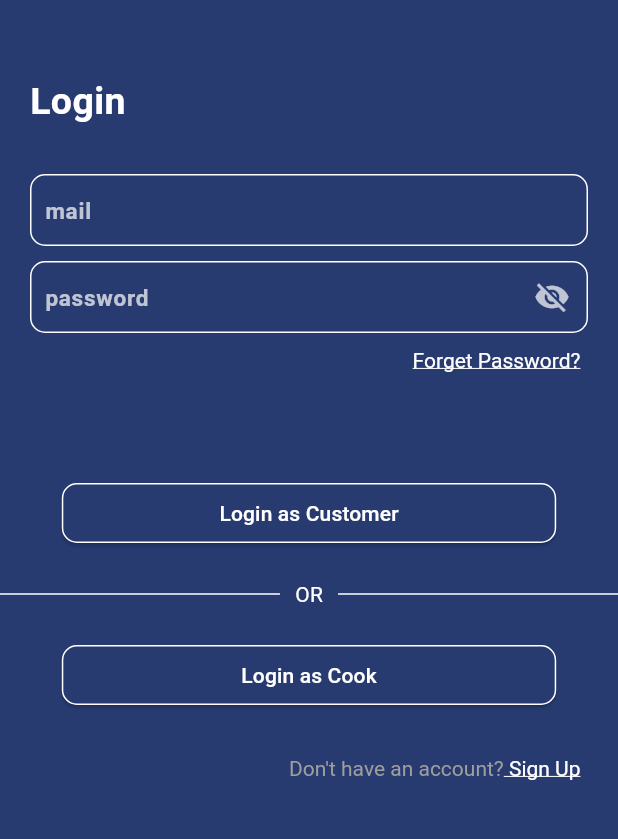
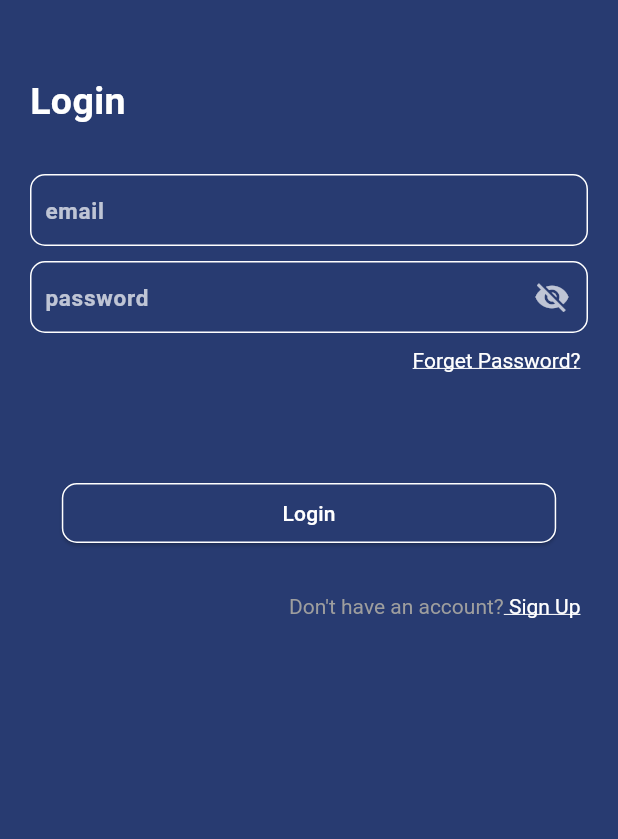
Before and after one commit to JanaviMahadik/khanawal_app, a Flutter app: the screen it shows after launch, on a phone screen of 412 x 824 dp, the part 309-1148 px from its top. Run offline on Flutter 3.47's test engine with Material 3 defaults, Android fonts, the phone set to English and light mode, and no system bars; drawn by our look-alikes of snippet_coder_utils; our stand-ins replace cloud_firestore, file_picker, firebase_auth, firebase_core, firebase_storage; accounts and stored records are empty.

Commit message:
made changes so the user dont logs out automatically and updated the login page to remove the two boxes(sign in as customer/cook) and kept only one single button for the task, updated the register page to allow users to select a role(cook/customer) in the beginning itself and associate that email to that role only

```diff
--- a/lib/login_page.dart
+++ b/lib/login_page.dart
@@ -2,6 +2,7 @@ import 'package:firebase_auth/firebase_auth.dart';
 import 'package:flutter/cupertino.dart';
 import 'package:flutter/gestures.dart';
 import 'package:flutter/material.dart';
+import 'package:cloud_firestore/cloud_firestore.dart';
 import 'package:snippet_coder_utils/FormHelper.dart';
 import 'package:snippet_coder_utils/ProgressHUD.dart';
 import 'package:snippet_coder_utils/hex_color.dart';
@@ -16,9 +17,8 @@ class LoginPage extends StatefulWidget {
 class _LoginPageState extends State<LoginPage> {
   bool isAPIcallProcess = false;
   bool hidePassword = true;
-  String selectedRole = "Customer";
   GlobalKey<FormState> globalformkey = GlobalKey<FormState>();
-  String? username;
+  String? email;
   String? password;
 
   Future<void> _loginUser() async {
@@ -31,43 +31,64 @@ class _LoginPageState extends State<LoginPage> {
 
       try {
         UserCredential userCredential = await FirebaseAuth.instance.signInWithEmailAndPassword(
-          email: username!,
+          email: email!,
           password: password!,
         );
 
         if (userCredential.user != null) {
-          if (selectedRole == "Customer") {
+
+          String role = await _getUserRole(userCredential.user!.uid);
+
+          if (role == "customer") {
             Navigator.pushReplacementNamed(context, "/customer_home");
+          } else if (role == "cook") {
+            Navigator.pushReplacementNamed(context, "/cook_home");
           } else {
-            Navigator.pushReplacementNamed(context, "/cook_home");
-          }
-        } else {
-          // Show error if login fails (though unlikely with Firebase)
+
             FormHelper.showSimpleAlertDialog(
               context,
               "Khanawal",
-            "Invalid username or password",
+              "Unknown user role",
               "OK",
                   () {
                 Navigator.of(context).pop();
               },
             );
           }
+        }
       } on FirebaseAuthException catch (e) {
-        // Handle FirebaseAuth exceptions
+
+        String errorMessage;
         if (e.code == 'user-not-found') {
-          print('No user found for that email.');
+          errorMessage = 'No user found for that email.';
         } else if (e.code == 'wrong-password') {
-          print('Wrong password provided for that user.');
+          errorMessage = 'Wrong password provided for that user.';
         } else {
-          print(e.toString());
+          errorMessage = e.toString();
         }
+        FormHelper.showSimpleAlertDialog(
+          context,
+          "Khanawal",
+          errorMessage,
+          "OK",
+              () {
+            Navigator.of(context).pop();
+          },
+        );
       } finally {
         setState(() {
           isAPIcallProcess = false;
         });
       }
     }
+  }
+
+  Future<String> _getUserRole(String uid) async {
+    DocumentSnapshot userDoc = await FirebaseFirestore.instance.collection('users').doc(uid).get();
+    if (userDoc.exists && userDoc['role'] != null) {
+      return userDoc['role'] as String;
+    }
+    return 'unknown';
   }
 
   Future<void> _resetPassword() async {
@@ -89,7 +110,7 @@ class _LoginPageState extends State<LoginPage> {
                     await FirebaseAuth.instance.sendPasswordResetEmail(
                       email: emailController.text,
                     );
-                    Navigator.of(context).pop(); // Close the initial dialog
+                    Navigator.of(context).pop();
                     await showDialog(
                       context: context,
                       builder: (context) {
@@ -99,7 +120,7 @@ class _LoginPageState extends State<LoginPage> {
                           actions: [
                             TextButton(
                               onPressed: () {
-                                Navigator.of(context).pop(); // Close the confirmation dialog
+                                Navigator.of(context).pop();
                               },
                               child: Text('OK'),
                             ),
@@ -119,7 +140,6 @@ class _LoginPageState extends State<LoginPage> {
       },
     );
   }
-
 
   @override
   Widget build(BuildContext context) {
@@ -195,15 +215,15 @@ class _LoginPageState extends State<LoginPage> {
           FormHelper.inputFieldWidget(
             context,
             '\ue7fd',
-            "mail",
+            "email",
                 (onValidateVal) {
               if (onValidateVal.isEmpty) {
-                return "Enter Mail";
+                return "Enter Email";
               }
               return null;
             },
                 (onSavedVal) {
-              username = onSavedVal;
+              email = onSavedVal;
             },
             borderFocusColor: Colors.white,
             prefixIconColor: Colors.white,
@@ -280,18 +300,13 @@ class _LoginPageState extends State<LoginPage> {
           ),
           Center(
             child: SizedBox(
-              width: MediaQuery.of(context).size.width * 0.8, // Set width for the button
+              width: MediaQuery.of(context).size.width * 0.8,
               child: ElevatedButton(
-                onPressed: () {
-                  setState(() {
-                    selectedRole = "Customer";
-                  });
-                  _loginUser();
-                },
+                onPressed: _loginUser,
                 child: Text(
-                  "Login as Customer",
+                  "Login",
                   style: TextStyle(
-                    color: Colors.white, // Set text color to white
+                    color: Colors.white,
                   ),
                 ),
                 style: ElevatedButton.styleFrom(
@@ -299,71 +314,13 @@ class _LoginPageState extends State<LoginPage> {
                   shape: RoundedRectangleBorder(
                     borderRadius: BorderRadius.circular(10),
                     side: BorderSide(
-                      color: Colors.white, // Set border color to white
+                      color: Colors.white,
                     ),
                   ),
                 ),
               ),
             ),
           ),
-          SizedBox(
-            height: 20,
-          ),
-          Row(
-            children: [
-              Expanded(
-                child: Divider(
-                  thickness: 1,
-                  color: Colors.white,
-                ),
-              ),
-              Padding(
-                padding: const EdgeInsets.symmetric(horizontal: 10),
-                child: Text(
-                  "OR",
-                  style: TextStyle(color: Colors.white),
-                ),
-              ),
-              Expanded(
-                child: Divider(
-                  thickness: 1,
-                  color: Colors.white,
-                ),
-              ),
-            ],
-          ),
-          SizedBox(
-            height: 20,
-          ),
-          Center(
-            child: SizedBox(
-              width: MediaQuery.of(context).size.width * 0.8, // Set width for the button
-              child: ElevatedButton(
-                onPressed: () {
-                  setState(() {
-                    selectedRole = "Cook";
-                  });
-                  _loginUser();
-                },
-                child: Text(
-                  "Login as Cook",
-                  style: TextStyle(
-                    color: Colors.white, // Set text color to white
-                  ),
-                ),
-                style: ElevatedButton.styleFrom(
-                  backgroundColor: HexColor("#283B71"),
-                  shape: RoundedRectangleBorder(
-                    borderRadius: BorderRadius.circular(10),
-                    side: BorderSide(
-                      color: Colors.white, // Set border color to white
-                    ),
-                  ),
-                ),
-              ),
-            ),
-          ),
-
           SizedBox(
             height: 20,
           ),
--- a/lib/main.dart
+++ b/lib/main.dart
@@ -1,4 +1,6 @@
+import 'package:cloud_firestore/cloud_firestore.dart';
 import 'package:cooking_app/firebase_options.dart';
+import 'package:firebase_auth/firebase_auth.dart';
 import 'package:firebase_core/firebase_core.dart';
 import 'package:flutter/material.dart';
 import 'package:cooking_app/login_page.dart';
@@ -27,9 +29,8 @@ class MyApp extends StatelessWidget {
       theme: ThemeData(
         primarySwatch: Colors.blue,
       ),
-      initialRoute: "/",
+      home: const AuthWrapper(),
       routes: {
-        "/": (context) => const LoginPage(),
         "/register": (context) => const RegisterPage(),
         "/customer_home": (context) => const CustomerHomePage(),
         "/cook_home": (context) => const CookHomePage(),
@@ -37,3 +38,48 @@ class MyApp extends StatelessWidget {
     );
   }
 }
+
+class AuthWrapper extends StatelessWidget {
+  const AuthWrapper({Key? key}) : super(key: key);
+
+  Future<String?> getUserRole() async {
+    User? user = FirebaseAuth.instance.currentUser;
+
+    if (user != null) {
+      DocumentSnapshot userDoc = await FirebaseFirestore.instance.collection('users').doc(user.uid).get();
+
+      if (userDoc.exists) {
+        return userDoc['role'] as String?;
+      }
+    }
+
+    return null;
+  }
+
+  @override
+  Widget build(BuildContext context) {
+    return FutureBuilder<String?>(
+      future: getUserRole(),
+      builder: (BuildContext context, AsyncSnapshot<String?> snapshot) {
+        if (snapshot.connectionState == ConnectionState.waiting) {
+          return const Scaffold(
+            body: Center(
+              child: CircularProgressIndicator(),
+            ),
+          );
+        }
+
+        if (snapshot.hasData) {
+          String role = snapshot.data!;
+          if (role == 'cook') {
+            return const CookHomePage();
+          } else if (role == 'customer') {
+            return const CustomerHomePage();
+          }
+        }
+
+        return const LoginPage();
+      },
+    );
+  }
+}
```
Also changed, not shown: lib/register_page.dart (+42 -2 lines). Lines whose indentation alone changed are shown as unchanged.
